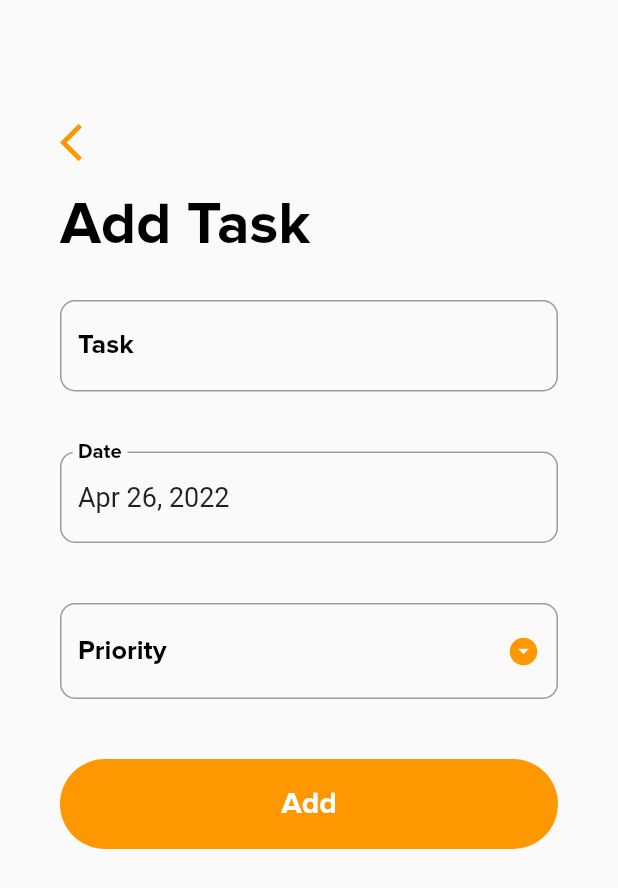
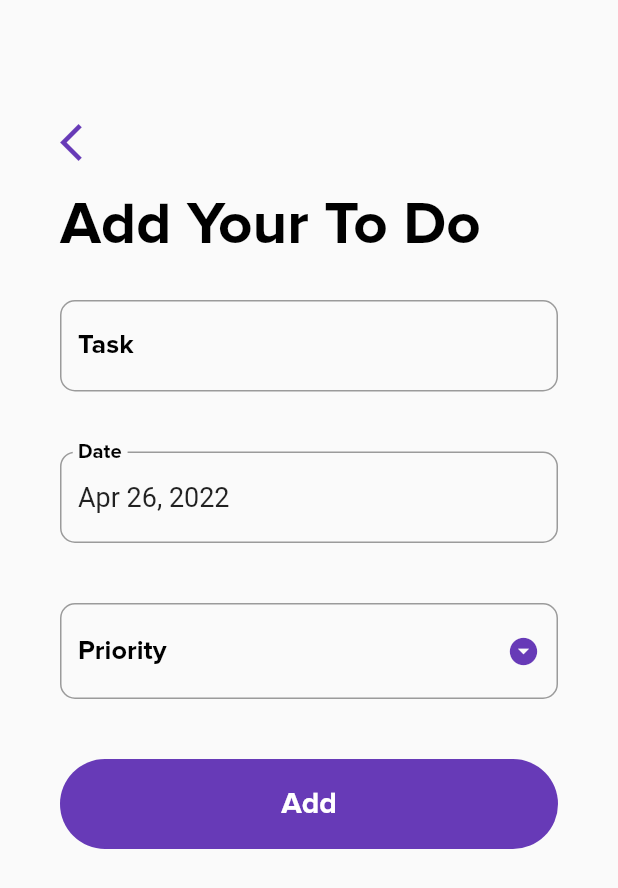
Before and after one commit to mj05516/Desk.it, a Flutter app: the screen it shows after launch, after a tap on the "add" icon, on a phone screen of 412 x 824 dp. Shown: the top 888 px of the screen. Run offline on Flutter 3.47's test engine with Material 2 defaults, Android fonts, the phone set to English and light mode, and no system bars; our stand-ins replace easy_splash_screen, sqflite; accounts and stored records are empty; network calls fail.

Commit message:
Updates
Filter Added
Splash Screen Added
Theme Change(Dekhlena Jitna Possible the krlia)

```diff
--- a/lib/main.dart
+++ b/lib/main.dart
@@ -1,6 +1,7 @@
 import 'package:flutter/material.dart';
-import 'package:taskit/screens/login_screen.dart';
-import 'package:taskit/screens/todo_list_screen.dart';
+// import 'package:taskit/screens/login_screen.dart';
+// import 'package:taskit/screens/todo_list_screen.dart';
+import 'package:taskit/splashPage.dart';
 
 void main() {
   runApp(MyApp());
@@ -12,11 +13,12 @@ class MyApp extends StatelessWidget {
   Widget build(BuildContext context) {
     return MaterialApp(
       debugShowCheckedModeBanner: false,
-      title: 'TaskId : Not Just another TodoApp',
+      title: 'Task.It : Not Just another TodoApp',
       theme: ThemeData(
-        primarySwatch: Colors.orange,
+        primarySwatch: Colors.deepPurple,
       ),
-      home: TodoListScreen(),
+      // home: TodoListScreen(),
+      home: SplashPage(),
     );
   }
 }
--- a/lib/screens/add_task_screen.dart
+++ b/lib/screens/add_task_screen.dart
@@ -106,7 +106,7 @@ class _AddTaskScreenState extends State<AddTaskScreen> {
                   height: 20.0,
                 ),
                 Text(
-                  widget.task == null ? 'Add Task' : 'Update Task',
+                  widget.task == null ? 'Add Your To Do' : 'Update Your To Do',
                   style: TextStyle(
                       fontFamily: 'ProximaNova',
                       color: Colors.black,
--- a/lib/screens/login_screen.dart
+++ b/lib/screens/login_screen.dart
@@ -1,7 +1,7 @@
 import 'package:flutter/material.dart';
-import 'package:taskit/helpers/database_helper.dart';
-import 'package:taskit/models/task_model.dart';
-import 'package:taskit/screens/add_task_screen.dart';
+// import 'package:taskit/helpers/database_helper.dart';
+// import 'package:taskit/models/task_model.dart';
+// import 'package:taskit/screens/add_task_screen.dart';
 import 'package:taskit/screens/todo_list_screen.dart';
 
 class Auth extends StatefulWidget {
--- a/lib/screens/todo_list_screen.dart
+++ b/lib/screens/todo_list_screen.dart
@@ -1,4 +1,4 @@
-import 'package:flutter/cupertino.dart';
+// import 'package:flutter/cupertino.dart';
 import 'package:flutter/material.dart';
 import 'package:intl/intl.dart';
 import 'package:taskit/helpers/database_helper.dart';
@@ -12,17 +12,18 @@ class TodoListScreen extends StatefulWidget {
 
 class _TodoListScreenState extends State<TodoListScreen> {
   Future<List<Task>>? _taskList;
+  late String filter = "All";
   final DateFormat _dateFormatter = DateFormat('MMM dd, yyyy');
 
   @override
   void initState() {
     super.initState();
-    _updateTaskList();
+    _updateTaskList("All");
   }
 
-  _updateTaskList() {
+  _updateTaskList(String filter) {
     setState(() {
-      _taskList = DatabaseHelper.instance.getTaskList();
+      _taskList = DatabaseHelper.instance.getTaskList(filter);
     });
   }
 
@@ -35,7 +36,7 @@ class _TodoListScreenState extends State<TodoListScreen> {
             title: Text(
               task.title!,
               style: TextStyle(
-                  fontFamily: 'ProximaNova',
+                  fontFamily: 'Poppins',
                   fontWeight: FontWeight.w800,
                   fontSize: 18,
                   decoration: task.status == 0
@@ -45,7 +46,7 @@ class _TodoListScreenState extends State<TodoListScreen> {
             subtitle: Text(
               '${_dateFormatter.format(task.date!)} * ${task.priority}',
               style: TextStyle(
-                  fontFamily: 'ProximaNova',
+                  fontFamily: 'Poppins',
                   fontWeight: FontWeight.w800,
                   fontSize: 15,
                   decoration: task.status == 0
@@ -56,7 +57,7 @@ class _TodoListScreenState extends State<TodoListScreen> {
               onChanged: (value) {
                 task.status = value! ? 1 : 0;
                 DatabaseHelper.instance.updateTask(task);
-                _updateTaskList();
+                _updateTaskList("All");
               },
               activeColor: Theme.of(context).primaryColor,
               value: task.status == 1 ? true : false,
@@ -76,17 +77,10 @@ class _TodoListScreenState extends State<TodoListScreen> {
   @override
   Widget build(BuildContext context) {
     return Scaffold(
-      drawer: SafeArea(
-        child: Drawer(
-          child: Column(
-            children: [Text('Option 1'), Text('Option 2'), Text('Option 3')],
-          ),
-        ),
-      ),
       appBar: AppBar(
-        title: Text('TaskIt',
+        title: Text('DESK.It',
             style: TextStyle(
-              fontFamily: 'ProximaNova',
+              fontFamily: 'Poppins',
               fontWeight: FontWeight.w800,
             )),
       ),
@@ -128,9 +122,9 @@ class _TodoListScreenState extends State<TodoListScreen> {
                     crossAxisAlignment: CrossAxisAlignment.start,
                     children: [
                       Text(
-                        'My Tasks',
+                        'Your ToDos',
                         style: TextStyle(
-                          fontFamily: 'ProximaNova',
+                          fontFamily: 'Poppins',
                           color: Colors.black,
                           fontWeight: FontWeight.w800,
                           fontSize: 30,
@@ -139,10 +133,43 @@ class _TodoListScreenState extends State<TodoListScreen> {
                       SizedBox(
                         height: 10.0,
                       ),
+                      Row(
+                        mainAxisAlignment: MainAxisAlignment.spaceAround,
+                        children: [
+                          MaterialButton(
+                              onPressed: () {
+                                _updateTaskList("All");
+                              },
+                              child: Text(
+                                'All',
+                                style: TextStyle(color: Colors.deepPurple),
+                              )),
+                          MaterialButton(
+                            onPressed: () {
+                              _updateTaskList("Active");
+                            },
+                            child: Text(
+                              'Active',
+                              style: TextStyle(color: Colors.deepPurple),
+                            ),
+                          ),
+                          MaterialButton(
+                              onPressed: () {
+                                _updateTaskList("Completed");
+                              },
+                              child: Text(
+                                'Completed',
+                                style: TextStyle(color: Colors.deepPurple),
+                              )),
+                        ],
+                      ),
+                      SizedBox(
+                        height: 10.0,
+                      ),
                       Text(
-                        '$completedTaskCount of ${(snapshot.data as List<Task>).length}',
+                        '$completedTaskCount of ${(snapshot.data as List<Task>).length} tasks have been completed',
                         style: TextStyle(
-                            fontFamily: 'ProximaNova',
+                            fontFamily: 'Poppins',
                             color: Colors.grey,
                             fontSize: 15.0,
                             fontWeight: FontWeight.w600),
--- /dev/null
+++ b/lib/splashPage.dart
@@ -0,0 +1,37 @@
+import 'package:easy_splash_screen/easy_splash_screen.dart';
+import 'package:taskit/screens/todo_list_screen.dart';
+// import '../home.dart';
+import 'package:flutter/material.dart';
+
+class SplashPage extends StatefulWidget {
+  SplashPage({Key? key}) : super(key: key);
+
+  @override
+  _SplashPageState createState() => _SplashPageState();
+}
+
+class _SplashPageState extends State<SplashPage> {
+  @override
+  Widget build(BuildContext context) {
+    return EasySplashScreen(
+      logo: Image.network(
+          'https://cdn4.iconfinder.com/data/icons/logos-brands-5/24/flutter-512.png'),
+      title: Text(
+        "Task.It :\n Not Just another TodoApp",
+        textAlign: TextAlign.center,
+        style: TextStyle(
+          fontSize: 24,
+          fontWeight: FontWeight.bold,
+          fontFamily: 'Poppins',
+          color: Colors.white,
+
+        ),
+      ),
+      backgroundColor: Colors.deepPurple,
+      showLoader: true,
+      loadingText: Text("Loading...", style: TextStyle(color: Colors.white),),
+      navigator: TodoListScreen(),
+      durationInSeconds: 5,
+    );
+  }
+}
--- a/pubspec.yaml
+++ b/pubspec.yaml
@@ -15,6 +15,7 @@ dependencies:
   cupertino_icons: ^1.0.2
   path_provider: ^2.0.2
   sqflite: ^2.0.0+3
+  easy_splash_screen: ^1.0.3
 
 dev_dependencies:
   flutter_test:
```
Also changed, not shown: lib/helpers/database_helper.dart (+12 -1 lines), pubspec.lock.
